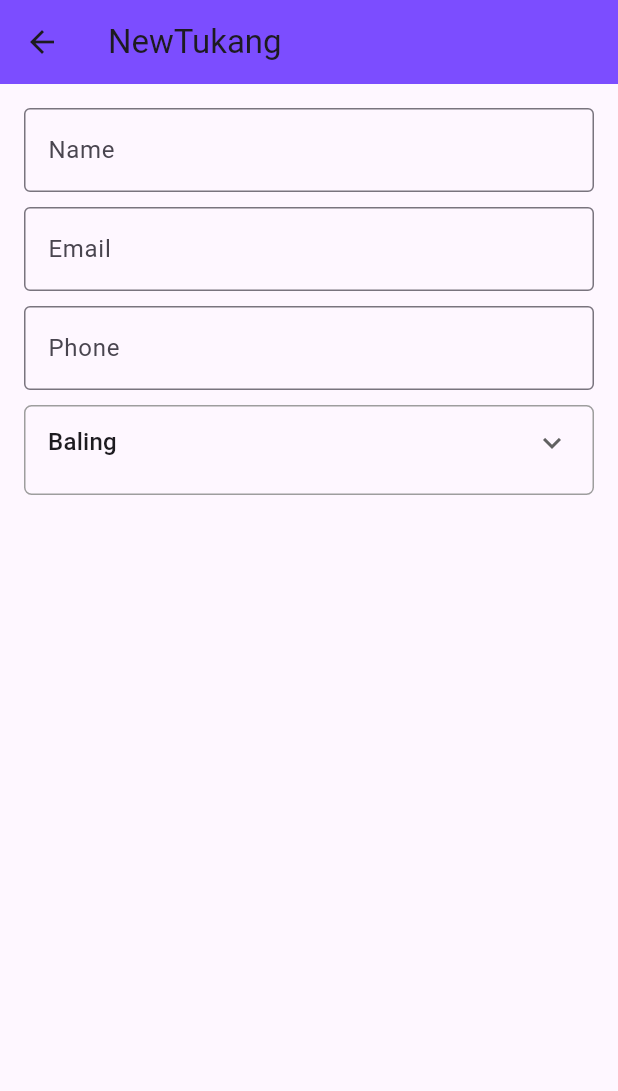
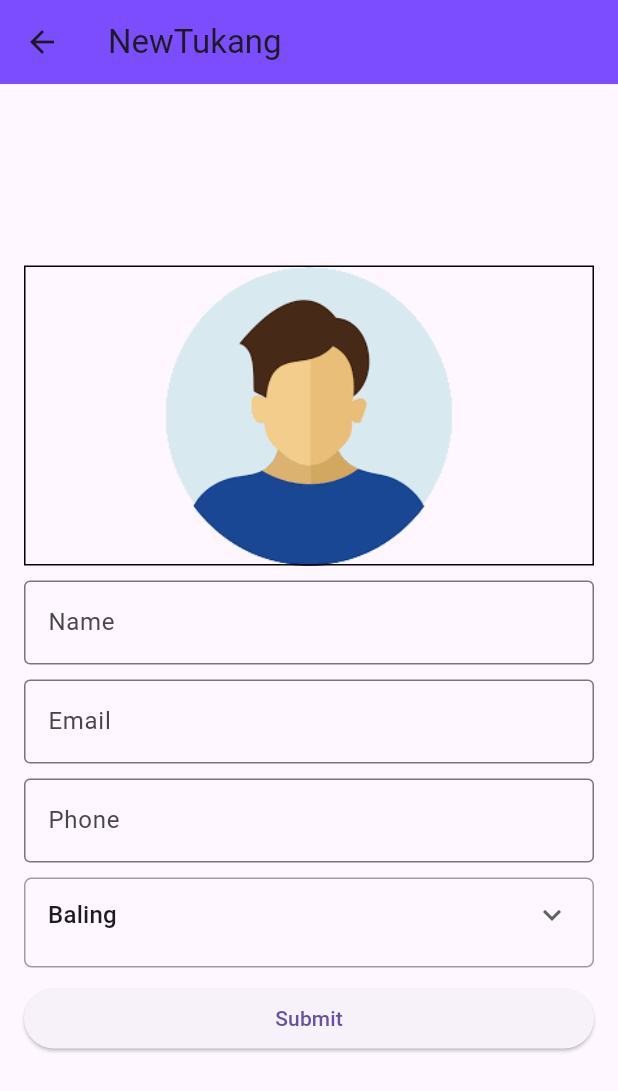
Before and after one commit to ahmadhanis/FlutterA242_STIJ6044, a Flutter app: the NewTukangScreen screen opened directly, on a phone screen of 412 x 824 dp. Shown: the top 1091 px of the screen. Run offline on Flutter 3.47's test engine with Material 3 defaults, Android fonts, the phone set to English and light mode, and no system bars; our stand-ins replace sn_progress_dialog.

Commit message:
image container

```diff
--- a/mytukang/lib/newtukangscreen.dart
+++ b/mytukang/lib/newtukangscreen.dart
@@ -1,3 +1,4 @@
+import 'dart:io';
 import 'package:flutter/material.dart';
 
 class NewTukangScreen extends StatefulWidget {
@@ -27,6 +28,8 @@ class _NewTukangScreenState extends State<NewTukangScreen> {
     'Yan'
   ];
 
+  File? image;
+
   String selectedDistrict = 'Baling';
 
   @override
@@ -39,8 +42,23 @@ class _NewTukangScreenState extends State<NewTukangScreen> {
         body: Center(
           child: Padding(
             padding: const EdgeInsets.all(16.0),
+            child: SingleChildScrollView(
               child: Column(
                 children: [
+                  Container(
+                    height: 200,
+                    decoration: BoxDecoration(
+                        border: Border.all(color: Colors.black),
+                        image: DecorationImage(
+                          image: image == null
+                              ? const AssetImage('assets/images/profile.png')
+                              : FileImage(image!) as ImageProvider<Object>,
+                          fit: BoxFit.contain,
+                        )),
+                  ),
+                  const SizedBox(
+                    height: 10,
+                  ),
                   TextField(
                     controller: nameController,
                     decoration: const InputDecoration(
@@ -97,7 +115,18 @@ class _NewTukangScreenState extends State<NewTukangScreen> {
                       },
                     ),
                   ),
+                  const SizedBox(
+                    height: 10,
+                  ),
+                  SizedBox(
+                    width: 400,
+                    child: ElevatedButton(
+                      onPressed: () {},
+                      child: const Text('Submit'),
+                    ),
+                  ),
                 ],
+              ),
             ),
           ),
         ));
--- a/mytukang/pubspec.yaml
+++ b/mytukang/pubspec.yaml
@@ -59,7 +59,8 @@ flutter:
   uses-material-design: true
 
   # To add assets to your application, add an assets section, like this:
-  # assets:
+  assets:
+    - assets/images/
   #   - images/a_dot_burr.jpeg
   #   - images/a_dot_ham.jpeg
 
```
Also changed, not shown: mytukang/assets/images/profile.png (added). Lines whose indentation alone changed are shown as unchanged.
